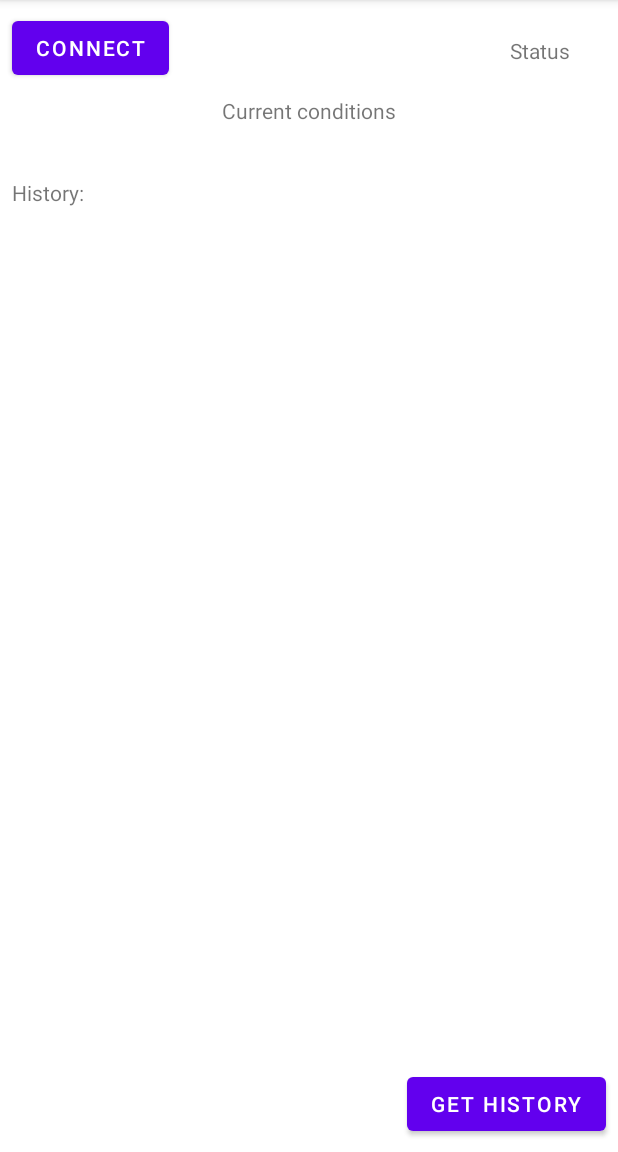
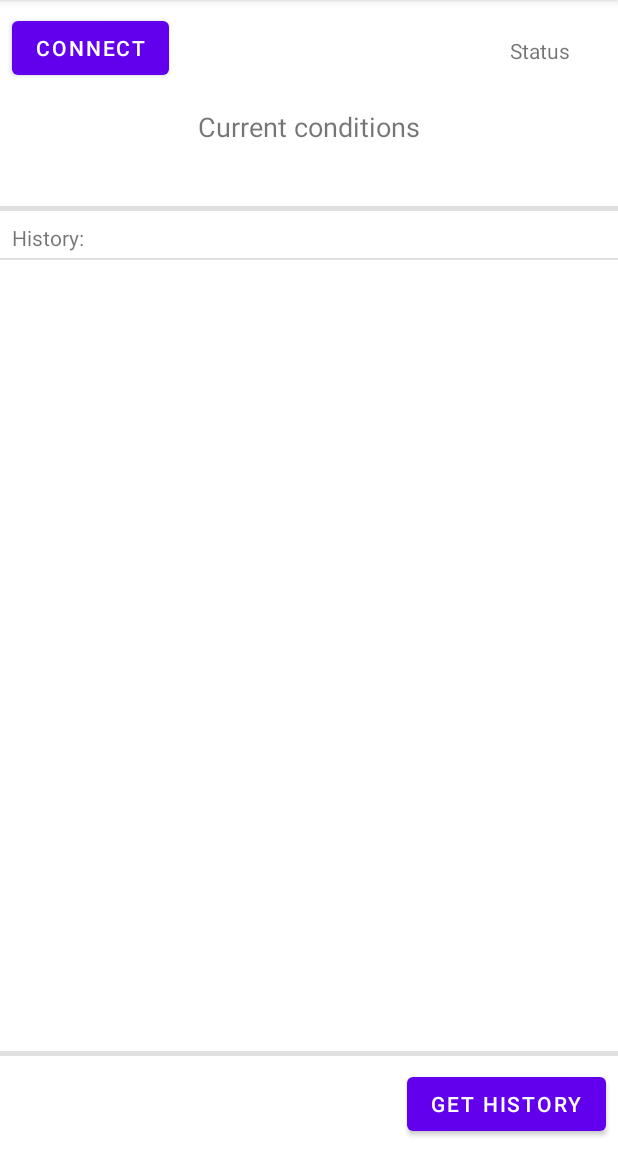
Before and after one commit to krzpch/Weather-Station, an Android app: the screen it shows after launch (MainActivity), on a phone screen of 412 x 824 dp, the part 84-1236 px from its top. Run offline under Robolectric (Android 15) with nearby library versions, the phone set to English and light mode, and no system bars.

Commit message:
Update activity_main.xml

```diff
--- a/Android_Code/Bt_test_4/app/src/main/res/layout/activity_main.xml
+++ b/Android_Code/Bt_test_4/app/src/main/res/layout/activity_main.xml
@@ -44,18 +44,18 @@
         android:id="@+id/listView"
         android:layout_width="0dp"
         android:layout_height="0dp"
-        android:layout_marginBottom="16dp"
-        app:layout_constraintBottom_toTopOf="@+id/history"
+        app:layout_constraintBottom_toTopOf="@+id/divider2"
         app:layout_constraintEnd_toEndOf="parent"
         app:layout_constraintHorizontal_bias="1.0"
         app:layout_constraintStart_toStartOf="parent"
-        app:layout_constraintTop_toBottomOf="@+id/textView" />
+        app:layout_constraintTop_toBottomOf="@+id/divider3" />
 
     <TextView
         android:id="@+id/current"
         android:layout_width="wrap_content"
         android:layout_height="wrap_content"
         android:layout_marginTop="8dp"
+        android:textSize="18sp"
         app:layout_constraintEnd_toEndOf="parent"
         app:layout_constraintHorizontal_bias="0.498"
         app:layout_constraintStart_toStartOf="parent"
@@ -70,17 +70,46 @@
         android:layout_marginTop="8dp"
         android:text="History:"
         app:layout_constraintStart_toStartOf="parent"
-        app:layout_constraintTop_toBottomOf="@+id/current" />
+        app:layout_constraintTop_toBottomOf="@+id/divider" />
 
     <TextView
         android:id="@+id/textView2"
         android:layout_width="wrap_content"
         android:layout_height="wrap_content"
-        android:layout_marginTop="64dp"
+        android:layout_marginTop="16dp"
         android:text="Current conditions"
+        android:textSize="18sp"
         app:layout_constraintEnd_toEndOf="parent"
         app:layout_constraintStart_toStartOf="parent"
-        app:layout_constraintTop_toTopOf="parent" />
+        app:layout_constraintTop_toBottomOf="@+id/connect" />
+
+    <View
+        android:id="@+id/divider"
+        android:layout_width="match_parent"
+        android:layout_height="3dp"
+        android:layout_marginTop="8dp"
+        android:background="?android:attr/listDivider"
+        app:layout_constraintEnd_toEndOf="parent"
+        app:layout_constraintStart_toStartOf="parent"
+        app:layout_constraintTop_toBottomOf="@+id/current" />
+
+    <View
+        android:id="@+id/divider2"
+        android:layout_width="match_parent"
+        android:layout_height="3dp"
+        android:layout_marginBottom="8dp"
+        android:background="?android:attr/listDivider"
+        app:layout_constraintBottom_toTopOf="@+id/history"
+        tools:layout_editor_absoluteX="0dp" />
+
+    <View
+        android:id="@+id/divider3"
+        android:layout_width="match_parent"
+        android:layout_height="1dp"
+        android:layout_marginTop="4dp"
+        android:background="?android:attr/listDivider"
+        app:layout_constraintTop_toBottomOf="@+id/textView"
+        tools:layout_editor_absoluteX="0dp" />
 
 
 </androidx.constraintlayout.widget.ConstraintLayout>
```
